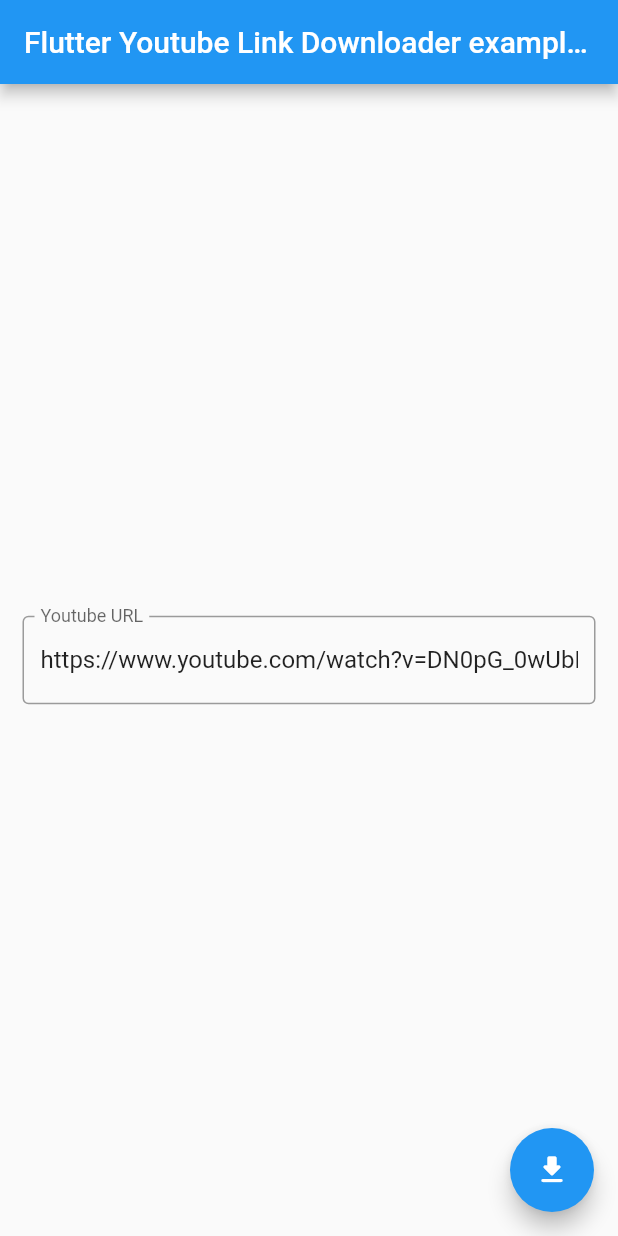
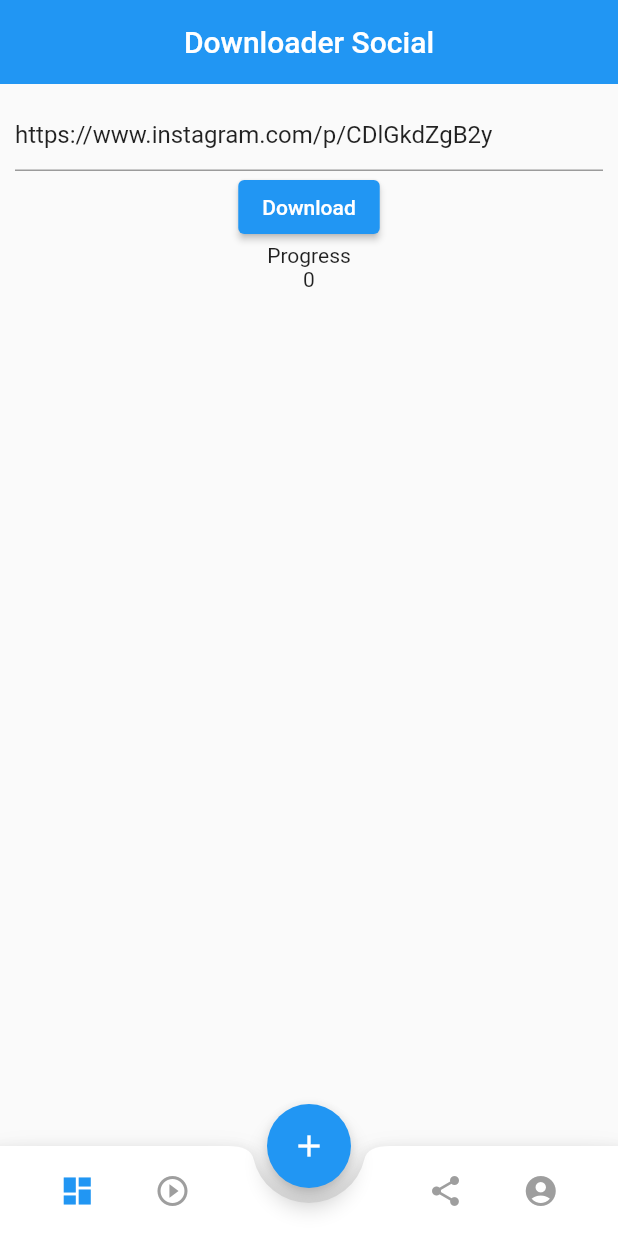
Before and after one commit to mambaur/downloader_app, a Flutter app: the screen it shows after launch, on a phone screen of 412 x 824 dp. Run offline on Flutter 3.47's test engine with Material 2 defaults, Android fonts, the light colour scheme and no system bars; our stand-ins replace permission_handler; missing offline and left inert: flutter_downloader, flutter_insta, flutter_youtube_downloader, youtube_video_info.

Commit message:
add reels instagram downloader

```diff
--- a/lib/main.dart
+++ b/lib/main.dart
@@ -1,11 +1,11 @@
+import 'package:downloader/screens/homepage.dart';
 import 'package:flutter/material.dart';
-import 'dart:async';
-import 'package:flutter/services.dart';
-import 'package:flutter_youtube_downloader/flutter_youtube_downloader.dart';
-import 'package:permission_handler/permission_handler.dart';
-import 'package:youtube_video_info/youtube.dart';
+import 'package:flutter_downloader/flutter_downloader.dart';
 
-void main() {
+void main() async {
+  WidgetsFlutterBinding.ensureInitialized();
+  await FlutterDownloader.initialize();
+
   runApp(MyApp());
 }
 
@@ -18,99 +18,8 @@
       theme: ThemeData(
         primarySwatch: Colors.blue,
       ),
-      home: MyHomePage(title: 'Flutter Demo Home Page'),
+      home: HomePage(),
+      debugShowCheckedModeBanner: false,
     );
   }
 }
-
-class MyHomePage extends StatefulWidget {
-  MyHomePage({Key? key, required this.title}) : super(key: key);
-  final String title;
-
-  @override
-  _MyHomePageState createState() => _MyHomePageState();
-}
-
-class _MyHomePageState extends State<MyHomePage> {
-  final linkController = TextEditingController(
-      text: 'https://www.youtube.com/watch?v=DN0pG_0wUbI');
-
-  String _extractedLink = 'Loading...';
-  String youtubeTitle = 'Youtube Video';
-
-  // String youTubeLink = "https://www.youtube.com/watch?v=nRhYQlg8fVw";
-
-  // Platform messages are asynchronous, so we initialize in an async method.
-  Future<void> extractYoutubeLink() async {
-    String link;
-    // Platform messages may fail, so we use a try/catch PlatformException.
-    try {
-      link = await FlutterYoutubeDownloader.extractYoutubeLink(
-          linkController.text, 18);
-    } on PlatformException {
-      link = 'Failed to Extract YouTube Video Link.';
-    }
-
-    // If the widget was removed from the tree while the asynchronous platform
-    // message was in flight, we want to discard the reply rather than calling
-    // setState to update our non-existent appearance.
-    if (!mounted) return;
-
-    _extractedLink = link;
-    print(_extractedLink);
-  }
-
-  Future<void> downloadVideo() async {
-    await _getStoragePermission();
-    YoutubeDataModel videoData = await YoutubeData.getData(linkController.text);
-    print(videoData.title);
-
-    if (videoData.title != null) {
-      youtubeTitle = videoData.title!;
-    }
-
-    final result = await FlutterYoutubeDownloader.downloadVideo(
-        linkController.text, youtubeTitle + '.', 18);
-    print(result);
-  }
-
-  Future _getStoragePermission() async {
-    if (await Permission.storage.request().isGranted) {
-      print('Permission granted');
-    } else if (await Permission.storage.request().isPermanentlyDenied) {
-      await openAppSettings();
-    } else if (await Permission.storage.request().isDenied) {
-      print('Permission denied');
-    }
-  }
-
-  @override
-  void initState() {
-    extractYoutubeLink();
-    super.initState();
-  }
-
-  @override
-  Widget build(BuildContext context) {
-    return Scaffold(
-      appBar: AppBar(
-        title: const Text('Flutter Youtube Link Downloader example app'),
-      ),
-      body: Center(
-        // child: Text('Extracted Link : $_extractedLink\n'),
-        child: Container(
-          margin: EdgeInsets.all(15),
-          child: TextField(
-            controller: linkController,
-            decoration: InputDecoration(
-                border: OutlineInputBorder(), labelText: 'Youtube URL'),
-          ),
-        ),
-      ),
-      floatingActionButton: FloatingActionButton(
-        onPressed: downloadVideo,
-        child: const Icon(Icons.download_rounded),
-      ),
-    );
-  }
-}
--- /dev/null
+++ b/lib/screens/homepage.dart
@@ -0,0 +1,289 @@
+import 'dart:isolate';
+import 'dart:ui';
+
+import 'package:downloader/screens/youtube_downloader.dart';
+import 'package:flutter/material.dart';
+import 'package:flutter_downloader/flutter_downloader.dart';
+import 'package:flutter_insta/flutter_insta.dart';
+import 'package:permission_handler/permission_handler.dart';
+import 'package:path_provider/path_provider.dart';
+
+class HomePage extends StatefulWidget {
+  const HomePage({Key? key}) : super(key: key);
+
+  @override
+  _HomePageState createState() => _HomePageState();
+}
+
+class _HomePageState extends State<HomePage> {
+  FlutterInsta flutterInsta = FlutterInsta();
+  ReceivePort _port = ReceivePort();
+  TextEditingController usernameController = TextEditingController();
+  TextEditingController reelController =
+      TextEditingController(text: 'https://www.instagram.com/p/CDlGkdZgB2y');
+  int currentTab = 0;
+  int progress = 0;
+  bool downloading = false;
+
+  final List<Widget> screens = [
+    Center(
+      child: Text('Index 0'),
+    ),
+    YoutubeDownloader(),
+    Center(
+      child: Text('Index 2'),
+    ),
+    Center(
+      child: Text('Index 3'),
+    ),
+  ];
+
+  downloadReels() async {
+    var reels = await flutterInsta
+        .downloadReels("https://www.instagram.com/p/CDlGkdZgB2y");
+    print(reels);
+  }
+
+  final PageStorageBucket bucket = PageStorageBucket();
+  Widget? currentScreen;
+
+  @override
+  void initState() {
+    currentScreen = reelPage();
+    IsolateNameServer.registerPortWithName(
+        _port.sendPort, 'downloader_send_port');
+    _port.listen((dynamic data) {
+      // String id = data[0];
+      // DownloadTaskStatus status = data[1];
+      progress = data[2];
+      setState(() {});
+    });
+
+    FlutterDownloader.registerCallback(downloadCallback);
+
+    super.initState();
+  }
+
+  @override
+  void dispose() {
+    IsolateNameServer.removePortNameMapping('downloader_send_port');
+    super.dispose();
+  }
+
+  static void downloadCallback(
+      String id, DownloadTaskStatus status, int progress) {
+    final SendPort? send =
+        IsolateNameServer.lookupPortByName('downloader_send_port');
+    send!.send([id, status, progress]);
+  }
+
+  @override
+  Widget build(BuildContext context) {
+    Size size = MediaQuery.of(context).size;
+    return Scaffold(
+      appBar: AppBar(
+        title: const Text('Downloader Social'),
+        elevation: 0,
+        centerTitle: true,
+      ),
+      body: PageStorage(
+        child: currentScreen!,
+        bucket: bucket,
+      ),
+      resizeToAvoidBottomInset: false,
+      floatingActionButton: FloatingActionButton(
+        child: Icon(Icons.add),
+        onPressed: () async {
+          await downloadReels();
+        },
+      ),
+      floatingActionButtonLocation: FloatingActionButtonLocation.centerDocked,
+      bottomNavigationBar: BottomAppBar(
+        shape: CircularNotchedRectangle(),
+        notchMargin: 10,
+        child: Container(
+          height: 60,
+          width: size.width,
+          child: Row(
+            // mainAxisAlignment: MainAxisAlignment.spaceEvenly,
+            children: [
+              Expanded(
+                child: Row(
+                  mainAxisAlignment: MainAxisAlignment.spaceEvenly,
+                  children: [
+                    IconButton(
+                      padding: EdgeInsets.zero,
+                      constraints: BoxConstraints(),
+                      onPressed: () {
+                        currentScreen = reelPage();
+                        currentTab = 0;
+                        setState(() {});
+                      },
+                      icon: Column(
+                        mainAxisAlignment: MainAxisAlignment.center,
+                        children: [
+                          Icon(
+                            Icons.dashboard,
+                            color: currentTab == 0 ? Colors.blue : Colors.grey,
+                          ),
+                          // Text('Dashboard',
+                          //     style: TextStyle(
+                          //         color: currentTab == 0
+                          //             ? Colors.blue
+                          //             : Colors.grey))
+                        ],
+                      ),
+                    ),
+                    IconButton(
+                      padding: EdgeInsets.zero,
+                      constraints: BoxConstraints(),
+                      onPressed: () {
+                        currentScreen = YoutubeDownloader();
+                        currentTab = 1;
+                        setState(() {});
+                      },
+                      icon: Column(
+                        mainAxisAlignment: MainAxisAlignment.center,
+                        children: [
+                          Icon(
+                            Icons.play_circle_outline,
+                            color: currentTab == 1 ? Colors.blue : Colors.grey,
+                          ),
+                          // Text('Dashboard',
+                          //     style: TextStyle(
+                          //         color: currentTab == 1
+                          //             ? Colors.blue
+                          //             : Colors.grey))
+                        ],
+                      ),
+                    ),
+                    Container()
+                  ],
+                ),
+              ),
+              Expanded(
+                child: Row(
+                  mainAxisAlignment: MainAxisAlignment.spaceEvenly,
+                  children: [
+                    Container(),
+                    IconButton(
+                      padding: EdgeInsets.zero,
+                      constraints: BoxConstraints(),
+                      onPressed: () {
+                        currentScreen = Center(
+                          child: Text('Index 2'),
+                        );
+                        currentTab = 2;
+                        setState(() {});
+                      },
+                      icon: Column(
+                        mainAxisAlignment: MainAxisAlignment.center,
+                        children: [
+                          Icon(
+                            Icons.share,
+                            color: currentTab == 2 ? Colors.blue : Colors.grey,
+                          ),
+                          // Text('Share',
+                          //     style: TextStyle(
+                          //         color: currentTab == 2
+                          //             ? Colors.blue
+                          //             : Colors.grey))
+                        ],
+                      ),
+                    ),
+                    IconButton(
+                      padding: EdgeInsets.zero,
+                      constraints: BoxConstraints(),
+                      onPressed: () {
+                        currentScreen = Center(
+                          child: Text('Index 3'),
+                        );
+                        currentTab = 3;
+                        setState(() {});
+                      },
+                      icon: Column(
+                        mainAxisAlignment: MainAxisAlignment.center,
+                        children: [
+                          Icon(
+                            Icons.account_circle,
+                            color: currentTab == 3 ? Colors.blue : Colors.grey,
+                          ),
+                          // Text('Dashboard',
+                          //     style: TextStyle(
+                          //         color: currentTab == 3
+                          //             ? Colors.blue
+                          //             : Colors.grey))
+                        ],
+                      ),
+                    )
+                  ],
+                ),
+              )
+            ],
+          ),
+        ),
+      ),
+    );
+  }
+
+  //Reel Downloader page
+  Widget reelPage() {
+    return Container(
+      margin: EdgeInsets.all(10),
+      child: Column(
+        mainAxisAlignment: MainAxisAlignment.start,
+        children: [
+          TextField(
+            controller: reelController,
+          ),
+          ElevatedButton(
+            onPressed: () async {
+              setState(() {
+                downloading = true; //set to true to show Progress indicator
+              });
+              await download();
+            },
+            child: Text("Download"),
+          ),
+          Text('Progress'),
+          Text(progress.toString()),
+          downloading
+              ? Center(
+                  child:
+                      CircularProgressIndicator(), //if downloading is true show Progress Indicator
+                )
+              : Container()
+        ],
+      ),
+    );
+  }
+
+  //Download reel video on button clickl
+  download() async {
+    var myvideourl = await flutterInsta.downloadReels(reelController.text);
+
+    if (await Permission.storage.request().isGranted) {
+      print('Permission granted');
+
+      final baseStorage = await getExternalStorageDirectory();
+
+      print(baseStorage!.path);
+
+      await FlutterDownloader.enqueue(
+        url: '$myvideourl',
+        savedDir: baseStorage.path,
+        fileName: DateTime.now().millisecondsSinceEpoch.toString() + '.mp4',
+        showNotification: true,
+        openFileFromNotification: true,
+      ).whenComplete(() {
+        setState(() {
+          downloading = false; // set to false to stop Progress indicator
+        });
+      });
+    } else if (await Permission.storage.request().isPermanentlyDenied) {
+      await openAppSettings();
+    } else if (await Permission.storage.request().isDenied) {
+      print('Permission denied');
+    }
+  }
+}
--- a/pubspec.yaml
+++ b/pubspec.yaml
@@ -26,6 +26,10 @@
   flutter_youtube_downloader: ^0.0.5
   permission_handler: ^8.1.6
   youtube_video_info: ^1.0.0
+  flutter_insta: ^1.0.0
+  instagram_public_api: ^0.2.3
+  flutter_downloader: ^1.7.0
+  path_provider: ^2.0.3
 
 
   # The following adds the Cupertino Icons font to your application.
```
Also changed, not shown: lib/screens/youtube_downloader.dart (added, +98 -0 lines), pubspec.lock, 2 other files.
